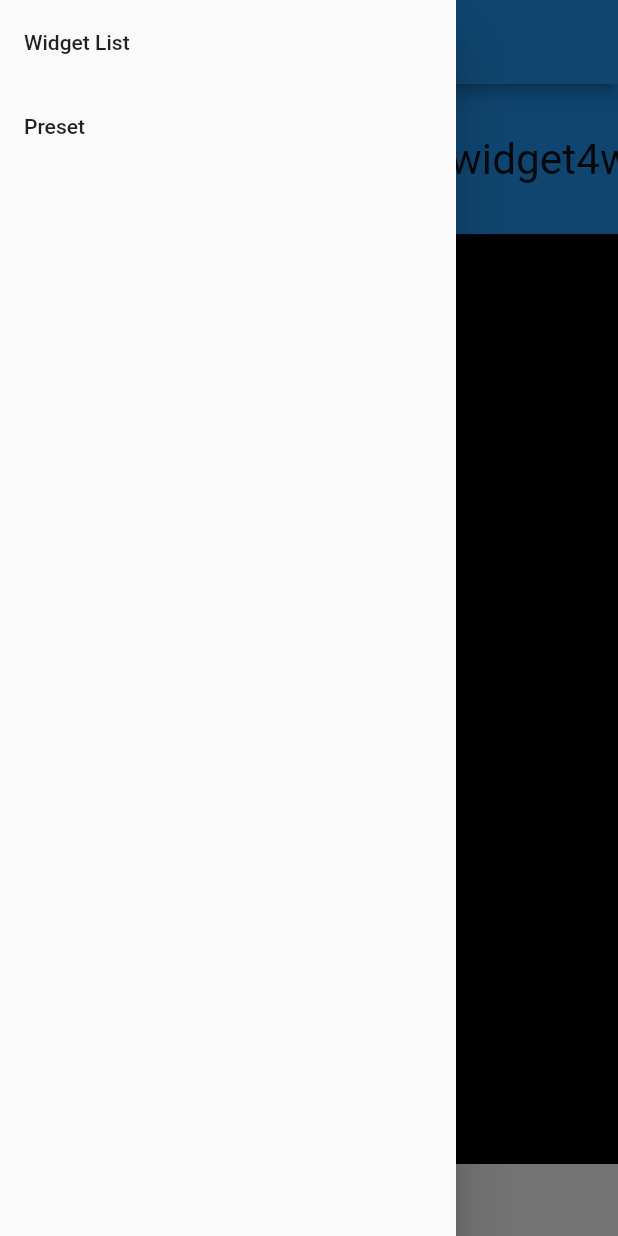
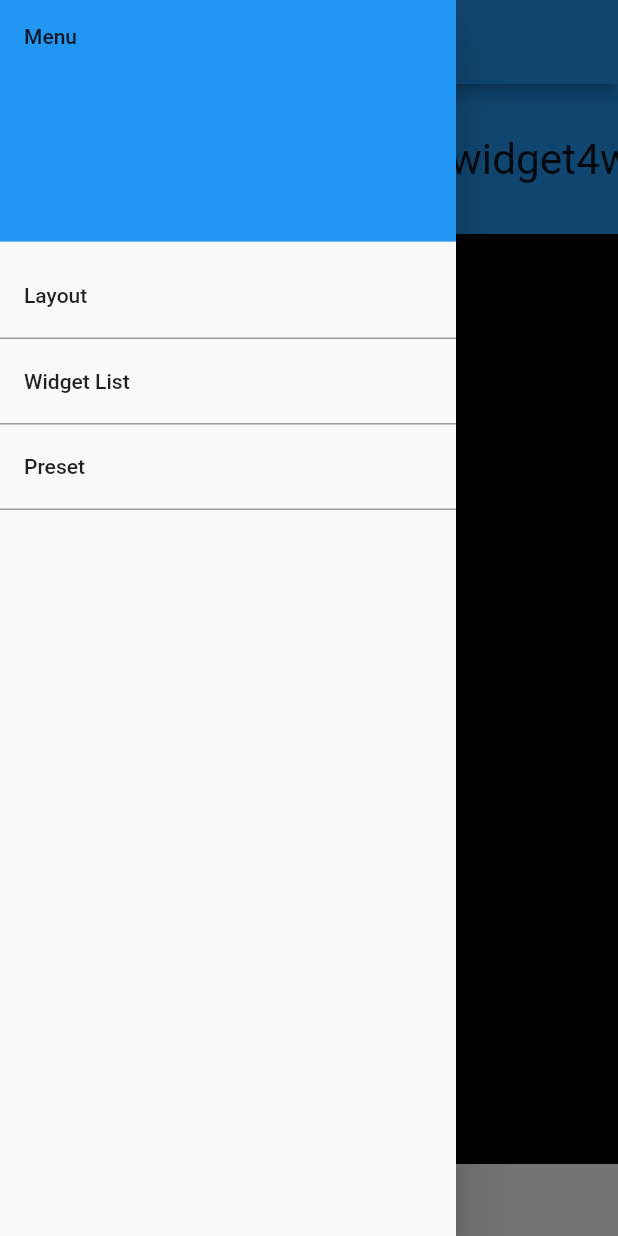
Before and after one commit to yn919/WidgetLayout, a Flutter app: the screen it shows after launch, with the side drawer open, on a phone screen of 412 x 824 dp. Run offline on Flutter 3.47's test engine with Material 2 defaults, Android fonts, the phone set to English and light mode, and no system bars.

Commit message:
WidgetList作成 プロパティページ作成

```diff
--- a/widgetlayout/lib/main.dart
+++ b/widgetlayout/lib/main.dart
@@ -1,7 +1,10 @@
 import 'package:flutter/material.dart';
 import 'package:provider/provider.dart';
 import 'package:widgetlayout/models/draggable_manager.dart';
+import 'package:widgetlayout/models/drawers_model.dart';
 import 'package:widgetlayout/views/layout_page.dart';
+import 'package:widgetlayout/views/widget_list_page.dart';
+import 'package:widgetlayout/views/widget_property_page.dart';
 
 void main() {
   runApp(const MyApp());
@@ -13,13 +16,13 @@
   // This widget is the root of your application.
   @override
   Widget build(BuildContext context) {
-    final draggableManager = DraggableManager();
-    draggableManager.createDraggablesList();
-
     return MultiProvider(
       providers: [
         ChangeNotifierProvider<DraggableManager>(
-          create: (context) => draggableManager,
+          create: (context) => DraggableManager(),
+        ),
+        ChangeNotifierProvider<DrawerMenusModel>(
+          create: (context) => DrawerMenusModel(),
         )
       ],
       child: MaterialApp(
@@ -27,7 +30,12 @@
         theme: ThemeData(
           primarySwatch: Colors.blue,
         ),
-        home: LayoutPage(),
+        initialRoute: 'Layout',
+        routes: {
+          'Layout': (context) => LayoutPage(),
+          'Widget List': (context) => WidgetListPage(),
+          'Property': (context) => WidgetPropertyPage()
+        },
       ),
     );
   }
--- a/widgetlayout/lib/models/draggable_manager.dart
+++ b/widgetlayout/lib/models/draggable_manager.dart
@@ -6,10 +6,6 @@ import 'draggables_model.dart';
 class DraggableManager extends ChangeNotifier {
   final DraggablesModel _draggables = DraggablesModel();
   DraggablesModel get draggables => _draggables;
-
-  void createDraggablesList() {
-    _draggables.creatList();
-  }
 
   void changeEditMode(bool isEdit) {
     for (var draggable in _draggables.draggables) {
--- a/widgetlayout/lib/models/draggables_model.dart
+++ b/widgetlayout/lib/models/draggables_model.dart
@@ -2,24 +2,53 @@ import 'package:flutter/material.dart';
 import 'draggable_model.dart';
 
 class DraggablesModel extends ChangeNotifier {
-  final _draggables = <DraggableModel>[];
-  List<DraggableModel> get draggables => _draggables;
-
-  void creatList() {
-    for (int i = 1; i <= 10; i++) {
-      var widget = DraggableModel();
-      widget.widgetName = 'widget$i';
-      widget.position = Offset(100.toDouble() * (i - 1), 0);
-      widget.width = 100;
-      widget.height = 100;
-      widget.isEditable = false;
-      widget.isVisible = true;
-
-      _draggables.add(widget);
-    }
-
-    notifyListeners();
-  }
+  List<DraggableModel> draggables = [
+    DraggableModel()
+      ..widgetName = 'widget1'
+      ..position = Offset(100.toDouble() * 0, 0)
+      ..baseWidth = 100
+      ..baseHeight = 100
+      ..width = 100
+      ..height = 100
+      ..isEditable = false
+      ..isVisible = true,
+    DraggableModel()
+      ..widgetName = 'widget2'
+      ..position = Offset(100.toDouble() * 1, 0)
+      ..baseWidth = 100
+      ..baseHeight = 100
+      ..width = 100
+      ..height = 100
+      ..isEditable = false
+      ..isVisible = true,
+    DraggableModel()
+      ..widgetName = 'widget3'
+      ..position = Offset(100.toDouble() * 2, 0)
+      ..baseWidth = 100
+      ..baseHeight = 100
+      ..width = 100
+      ..height = 100
+      ..isEditable = false
+      ..isVisible = true,
+    DraggableModel()
+      ..widgetName = 'widget4'
+      ..position = Offset(100.toDouble() * 3, 0)
+      ..baseWidth = 100
+      ..baseHeight = 100
+      ..width = 100
+      ..height = 100
+      ..isEditable = false
+      ..isVisible = true,
+    DraggableModel()
+      ..widgetName = 'widget5'
+      ..position = Offset(100.toDouble() * 4, 0)
+      ..baseWidth = 100
+      ..baseHeight = 100
+      ..width = 100
+      ..height = 100
+      ..isEditable = false
+      ..isVisible = true,
+  ];
 }
 
 class DraggablesJson {
--- /dev/null
+++ b/widgetlayout/lib/models/drawer_model.dart
@@ -0,0 +1,8 @@
+import 'package:flutter/material.dart';
+
+class DrawerModel extends ChangeNotifier {
+  DrawerModel(this.menuName, this.isSelected);
+
+  final String menuName;
+  bool isSelected;
+}
--- /dev/null
+++ b/widgetlayout/lib/models/drawers_model.dart
@@ -0,0 +1,25 @@
+import 'package:flutter/material.dart';
+import 'package:widgetlayout/models/drawer_model.dart';
+
+class DrawerMenusModel extends ChangeNotifier {
+  DrawerModel currentSelectedMenu = DrawerModel('Layout', true);
+
+  List<DrawerModel> menus = [
+    DrawerModel('Menu', false),
+    DrawerModel('Layout', true),
+    DrawerModel('Widget List', false),
+    DrawerModel('Preset', false),
+  ];
+
+  void changeSelected(String menuName) {
+    for (var item in menus) {
+      if (item.menuName == menuName) {
+        item.isSelected = true;
+        currentSelectedMenu = item;
+      } else {
+        item.isSelected = false;
+      }
+    }
+    notifyListeners();
+  }
+}
--- a/widgetlayout/lib/views/layout_page.dart
+++ b/widgetlayout/lib/views/layout_page.dart
@@ -3,29 +3,22 @@ import 'package:provider/provider.dart';
 import 'package:widgetlayout/models/draggable_manager.dart';
 import 'package:widgetlayout/models/draggables_model.dart';
 import 'package:widgetlayout/views/draggable_widget.dart';
+import 'package:widgetlayout/views/menu_drawer.dart';
 
 class LayoutPage extends StatelessWidget {
   const LayoutPage({Key? key}) : super(key: key);
 
   @override
   Widget build(BuildContext context) {
+    const String pageTitle = 'Layout';
     final manager = Provider.of<DraggableManager>(context);
 
     return Scaffold(
         appBar: AppBar(
-          title: const Text('Layout'),
+          title: const Text(pageTitle),
         ),
-        drawer: Drawer(
-          child: ListView(
-            children: const [
-              ListTile(
-                title: Text('Widget List'),
-              ),
-              ListTile(
-                title: Text('Preset'),
-              ),
-            ],
-          ),
+        drawer: const MenuDrawer(
+          selectedMenu: pageTitle,
         ),
         body: InteractiveViewer(
           constrained: false,
--- /dev/null
+++ b/widgetlayout/lib/views/menu_drawer.dart
@@ -0,0 +1,50 @@
+import 'package:flutter/material.dart';
+import 'package:provider/provider.dart';
+import 'package:widgetlayout/models/drawer_model.dart';
+import 'package:widgetlayout/models/drawers_model.dart';
+
+class MenuDrawer extends StatelessWidget {
+  const MenuDrawer({Key? key, required this.selectedMenu}) : super(key: key);
+  final String selectedMenu;
+
+  @override
+  Widget build(BuildContext context) {
+    final drawers = Provider.of<DrawerMenusModel>(context);
+
+    return Drawer(
+      child: ListView.builder(
+          itemCount: drawers.menus.length,
+          itemBuilder: (context, index) => ChangeNotifierProvider.value(
+              value: drawers.menus[index],
+              child: index <= 0
+                  ? DrawerHeader(
+                      child: Text(drawers.menus[index].menuName),
+                      decoration: const BoxDecoration(color: Colors.blue),
+                    )
+                  : MenuItem())),
+    );
+  }
+}
+
+class MenuItem extends StatelessWidget {
+  const MenuItem({Key? key}) : super(key: key);
+  @override
+  Widget build(BuildContext context) {
+    final drawers = Provider.of<DrawerMenusModel>(context);
+    return Consumer<DrawerModel>(
+        builder: (context, model, widget) => Container(
+              decoration: const BoxDecoration(
+                  border: Border(bottom: BorderSide(color: Colors.black38))),
+              child: ListTile(
+                title: Text(model.menuName),
+                onTap: () {
+                  if (drawers.currentSelectedMenu.menuName == model.menuName) {
+                    return;
+                  }
+                  drawers.changeSelected(model.menuName);
+                  Navigator.pushNamed(context, model.menuName);
+                },
+              ),
+            ));
+  }
+}
```
Also changed, not shown: widgetlayout/lib/models/draggable_model.dart (+45 -0 lines), widgetlayout/lib/views/draggable_widget.dart (+12 -4 lines), widgetlayout/lib/views/widget_list_page.dart (added, +48 -0 lines), widgetlayout/lib/views/widget_property_page.dart (added, +112 -0 lines).
